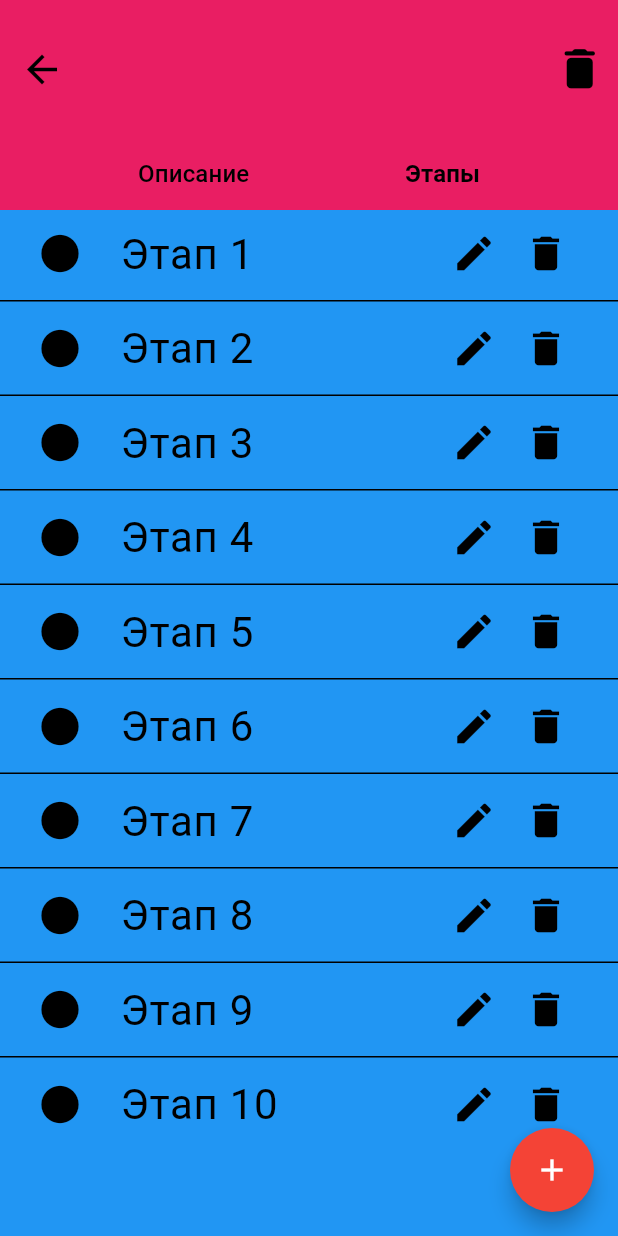
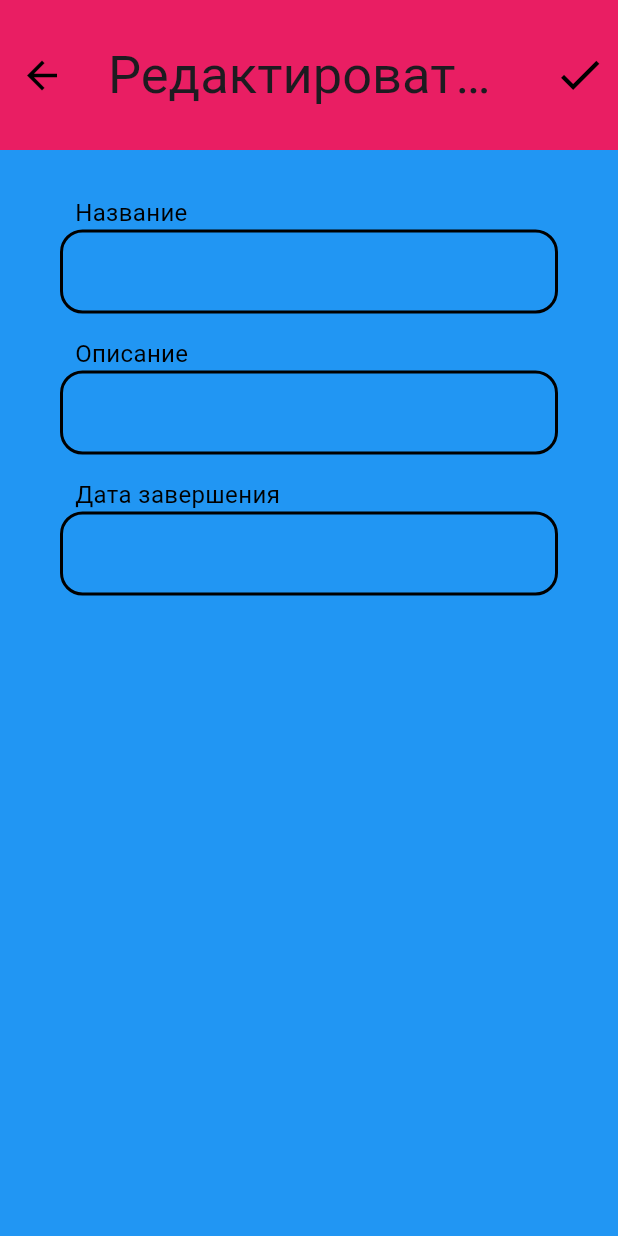
Before and after one commit to DureevaElena/ProgressTrackerapp_client, a Flutter app: the ViewGoalStagesScreen screen opened by its route, after a tap on the "edit" icon, on a phone screen of 412 x 824 dp. Run offline on Flutter 3.47's test engine with Material 3 defaults, Android fonts, the phone set to English and light mode, and no system bars; Roboto replaces fonts that are missing (Montserrat).

Commit message:
редактирование этапа цели

```diff
--- /dev/null
+++ b/lib/edit_goal_stages_screen.dart
@@ -0,0 +1,155 @@
+import 'package:flutter/material.dart';
+
+class EditGoalStagesScreen extends StatelessWidget {
+  const EditGoalStagesScreen({Key? key}) : super(key: key);
+
+  @override
+  Widget build(BuildContext context) {
+    return Scaffold(
+      appBar: AppBar(
+        toolbarHeight: 100,
+        leading: IconButton(
+          onPressed: (){
+            Navigator.pop(context);
+        }, icon: const Icon(
+          Icons.arrow_back,
+          color: Colors.black ,
+          size: 30,
+          ),
+        ),
+        title: const Text('Редактировать этап',
+        style: TextStyle(
+          fontFamily: 'Montserrat',
+          fontSize: 35)
+        ),
+        actions: [
+          IconButton(
+            onPressed: (){
+              //Navigator.pushNamed(context, '/IndividualHomeScreenAuthorizedUser');
+
+            },
+            icon: const Icon(
+              Icons.check,
+              color: Colors.black,
+              size: 35,
+            ),
+          ),
+        ],
+      ),
+      body: const SingleChildScrollView(
+        child: Padding(
+        padding: EdgeInsets.all(30.0),
+        child: Column(
+          children: [
+            Padding(padding: EdgeInsets.only(left: 20),
+            child: Align(
+              alignment: Alignment.centerLeft,
+                child: Text('Название',
+                  style: TextStyle(
+                    fontSize: 16,
+                    color: Colors.black,
+                  ),
+                ),
+              ),
+            ),
+
+            Row(
+              children: [
+                Expanded(
+                  child: Padding(
+                    padding: EdgeInsets.symmetric(horizontal: 10),
+                    child: TextField(
+                      decoration: InputDecoration(
+                        enabledBorder: OutlineInputBorder(
+                          borderRadius: BorderRadius.all(Radius.circular(15.0)),
+                          borderSide: BorderSide(color: Colors.black,width: 2.0),
+                        ),
+                        focusedBorder: OutlineInputBorder(
+                          borderRadius: BorderRadius.all(Radius.circular(15.0)),
+                          borderSide: BorderSide(color: Colors.pink,width: 2.0),
+                        ),
+                      ),
+                    ),
+                  ),
+                ),
+              ],
+            ),
+
+            SizedBox(height: 15,),
+
+            Padding(padding: EdgeInsets.only(left: 20),
+            child: Align(
+              alignment: Alignment.centerLeft,
+                child: Text('Описание',
+                  style: TextStyle(
+                    fontSize: 16,
+                    color: Colors.black,
+                  ),
+                ),
+              ),
+            ),
+
+            Row(
+              children: [
+                Expanded(
+                  child: Padding(
+                    padding: EdgeInsets.symmetric(horizontal: 10),
+                    child: TextField(
+                      decoration: InputDecoration(
+                        enabledBorder: OutlineInputBorder(
+                          borderRadius: BorderRadius.all(Radius.circular(15.0)),
+                          borderSide: BorderSide(color: Colors.black,width: 2.0),
+                        ),
+                        focusedBorder: OutlineInputBorder(
+                          borderRadius: BorderRadius.all(Radius.circular(15.0)),
+                          borderSide: BorderSide(color: Colors.pink,width: 2.0),
+                        ),
+                      ),
+                    ),
+                  ),
+                ),
+              ],
+            ),
+
+            SizedBox(height: 15,),
+
+            Padding(padding: EdgeInsets.only(left: 20),
+            child: Align(
+              alignment: Alignment.centerLeft,
+                child: Text('Дата завершения',
+                  style: TextStyle(
+                    fontSize: 16,
+                    color: Colors.black,
+                  ),
+                ),
+              ),
+            ),
+
+            Row(
+              children: [
+                Expanded(
+                  child: Padding(
+                    padding: EdgeInsets.symmetric(horizontal: 10),
+                    child: TextField(
+                      decoration: InputDecoration(
+                        enabledBorder: OutlineInputBorder(
+                          borderRadius: BorderRadius.all(Radius.circular(15.0)),
+                          borderSide: BorderSide(color: Colors.black,width: 2.0),
+                        ),
+                        focusedBorder: OutlineInputBorder(
+                          borderRadius: BorderRadius.all(Radius.circular(15.0)),
+                          borderSide: BorderSide(color: Colors.pink,width: 2.0),
+                        ),
+                      ),
+                    ),
+                  ),
+                ),
+              ],
+            ),
+          ],
+        ),
+      ),
+      ),
+    );
+  }
+}
--- a/lib/main.dart
+++ b/lib/main.dart
@@ -5,6 +5,7 @@
 import 'package:progresstrackerapp/create_goal_stages_screen.dart';
 import 'package:progresstrackerapp/current_goals_screen.dart';
 import 'package:progresstrackerapp/edit_goal_screen.dart';
+import 'package:progresstrackerapp/edit_goal_stages_screen.dart';
 import 'package:progresstrackerapp/edit_profile_screen.dart';
 import 'package:progresstrackerapp/expired_goals_screen.dart';
 import 'package:progresstrackerapp/home_screen_unauthorized_user.dart';
@@ -54,6 +55,7 @@
         '/EditGoalScreen':(context) => const EditGoalScreen(),
         '/ViewGoalStagesScreen':(context) => const ViewGoalStagesScreen(),
         '/CreateGoalStagesScreen':(context) => const CreateGoalStagesScreen(),
+        '/EditGoalStagesScreen':(context) => const EditGoalStagesScreen(),
 
 
       },
--- a/lib/view_goal_stages_screen.dart
+++ b/lib/view_goal_stages_screen.dart
@@ -110,7 +110,7 @@
               children: [
                 IconButton(
                   onPressed: () {
-                    // Действие при нажатии на кнопку редактирования
+                    Navigator.pushNamed(context, '/EditGoalStagesScreen');
                   },
                   icon: const Icon(
                     Icons.edit,
```
